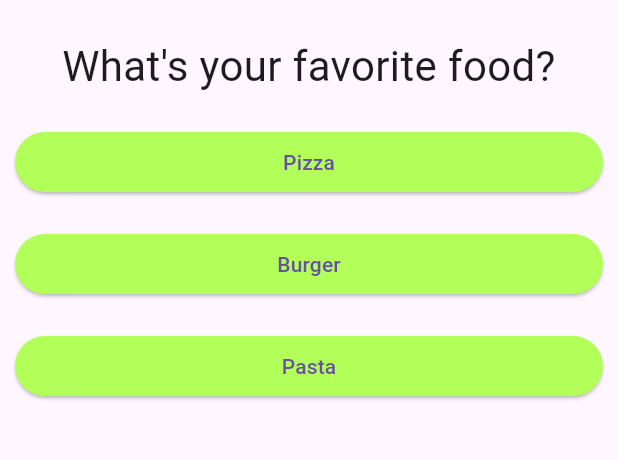
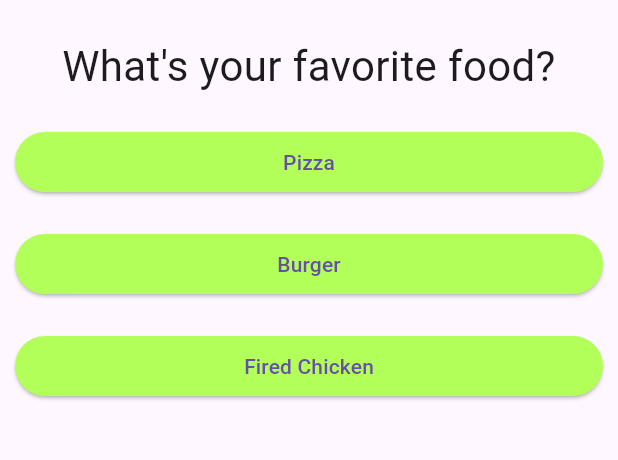
Before and after one commit to lonepu/Demo, a Flutter app: the screen it shows after launch, after a tap on "Red", after a tap on "Cat", on a phone screen of 412 x 824 dp, the part 63-523 px from its top. Run offline on Flutter 3.47's test engine with Material 3 defaults, Android fonts, the phone set to English and light mode, and no system bars.

Commit message:
Final Update for 002 Module

```diff
--- a/lib/main.dart
+++ b/lib/main.dart
@@ -3,6 +3,10 @@
 import './question.dart';
 
 import './answer.dart';
+
+import './result.dart';
+
+import './quiz.dart';
 
 void main() => runApp(MyApp());
 
@@ -15,44 +19,68 @@
 
 class _MyAppState extends State<MyApp> {
   var _questionIndex = 0;
+  var _totalScore = 0; // Variable to keep track of the total score
 
-  void _answerQuestion() {
-    // Function to handle answer selection
+  final _questions = const [
+    {
+      'questionText': 'What\'s your favorite color?',
+      'answers': [
+        {'text': 'Red', 'score': 10},
+        {'text': 'Green', 'score': 5},
+        {'text': 'Blue', 'score': 3},
+      ],
+    },
+    {
+      'questionText': 'What\'s your favorite animal?',
+      'answers': [
+        {'text': 'Dog', 'score': 3},
+        {'text': 'Cat', 'score': 10},
+        {'text': 'Rabbit', 'score': 5},
+      ],
+    },
+    {
+      'questionText': 'What\'s your favorite food?',
+      'answers': [
+        {'text': 'Pizza', 'score': 5},
+        {'text': 'Burger', 'score': 3},
+        {'text': 'Fired Chicken', 'score': 10},
+      ],
+    },
+  ]; // List of questions with their respective answers
+
+  void _resetQuiz() {
     setState(() {
-      _questionIndex = _questionIndex + 1; // Increment the question index
+      _questionIndex = 0; // Reset the question index to 0
+      _totalScore = 0; // Reset the total score to 0
+    });
+  }
+
+  void _answerQuestion(int score) {
+    setState(() {
+      if (_questionIndex < _questions.length) {
+        print("We have more questions!");
+      } else {
+        print("No more questions!"); // Notify when there are no more questions
+      }
+      _totalScore +=
+          score; // Update the total score with the selected answer's score
+      _questionIndex++; // Increment the question index
     });
     print(_questionIndex); // Print the current question index to the console
   }
 
   @override
   Widget build(BuildContext context) {
-    var questions = [
-      {
-        'questionText': 'What\'s your favorite color?',
-        'answers': ['Red', 'Green', 'Blue'],
-      },
-      {
-        'questionText': 'What\'s your favorite animal?',
-        'answers': ['Dog', 'Cat', 'Rabbit'],
-      },
-      {
-        'questionText': 'What\'s your favorite food?',
-        'answers': ['Pizza', 'Burger', 'Pasta'],
-      },
-    ]; // List of questions with their respective answers
     return MaterialApp(
       home: Scaffold(
         appBar: AppBar(title: Text('My First App')),
-        body: Column(
-          children: [
-            Question(questions[_questionIndex]['questionText'] as String),
-            ...(questions[_questionIndex]['answers'] as List<String>).map((
-              answer,
-            ) {
-              return Answer(_answerQuestion, answer);
-            }).toList(),
-          ],
-        ),
+        body: _questionIndex < _questions.length
+            ? Quiz(
+                answerQuestion: _answerQuestion,
+                questionIndex: _questionIndex,
+                questions: _questions,
+              )
+            : Result(_totalScore, _resetQuiz),
       ),
     );
   }
--- a/lib/question.dart
+++ b/lib/question.dart
@@ -1,7 +1,7 @@
 import 'package:flutter/material.dart';
 
 class Question extends StatelessWidget {
-  String questionText;
+  final String questionText;
 
   Question(this.questionText);
   // Constructor to initialize the question text
--- /dev/null
+++ b/lib/quiz.dart
@@ -0,0 +1,31 @@
+import 'package:flutter/material.dart';
+import './question.dart';
+import './answer.dart';
+
+class Quiz extends StatelessWidget {
+  final List<Map<String, Object>> questions;
+  final int questionIndex;
+  final Function answerQuestion;
+  Quiz({
+    required this.questions,
+    required this.answerQuestion,
+    required this.questionIndex,
+  });
+
+  @override
+  Widget build(BuildContext context) {
+    return Column(
+      children: [
+        Question(questions[questionIndex]['questionText'] as String),
+        ...(questions[questionIndex]['answers'] as List<Map<String, Object>>)
+            .map((answer) {
+              return Answer(
+                () => answerQuestion(answer['score']),
+                answer['text'] as String,
+              );
+            })
+            .toList(),
+      ],
+    );
+  }
+}
```
Also changed, not shown: lib/result.dart (added, +45 -0 lines).
